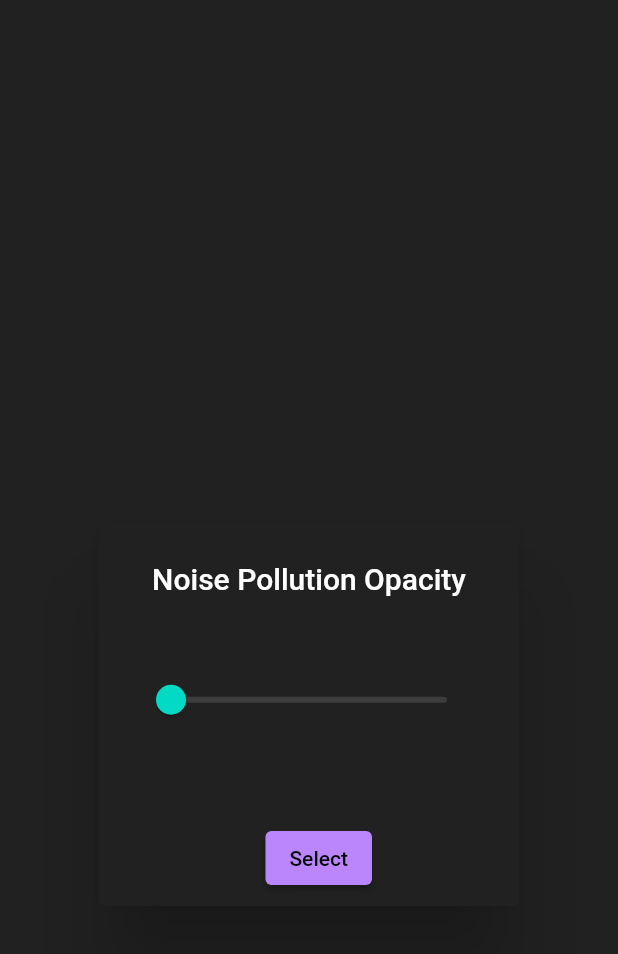
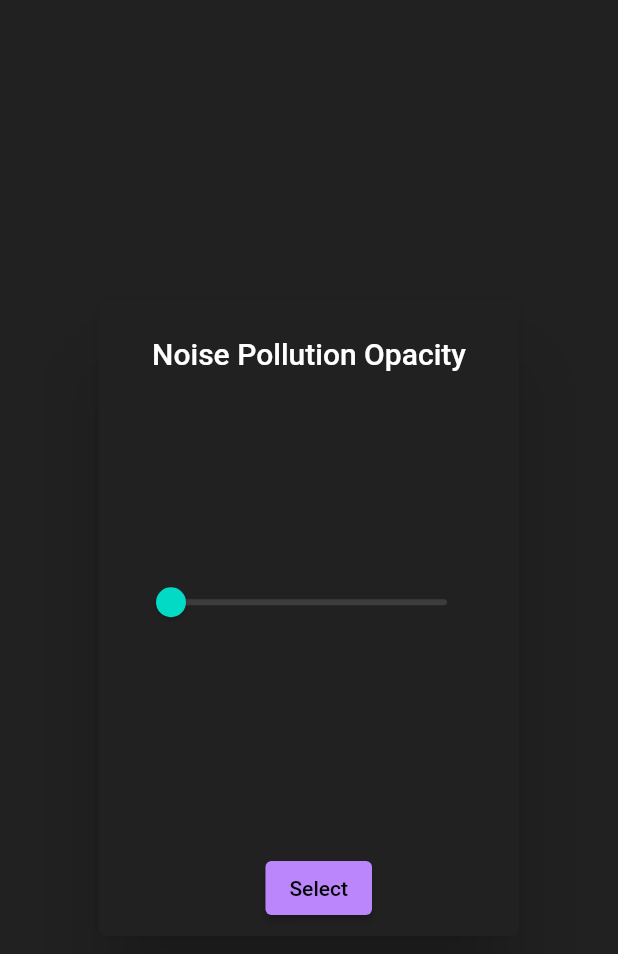
Before and after one commit to allj9618/noisepollutionlocator_71, a Flutter app: the OpacityValueSlider widget shown alone on an empty page, opened directly with empty values, on a phone screen of 412 x 824 dp. Shown: the top 954 px of the screen. Run offline on Flutter 3.47's test engine with Material 2 defaults, Android fonts, the phone set to English and light mode, and no system bars; our stand-ins replace animated_splash_screen, flutter_map, flutter_slidable, geolocator, google_sign_in, latlong and 2 more; missing offline and left inert: ff_navigation_bar, flutter_map_location, noise_meter; accounts and stored records are empty.

Commit message:
Changed size of AlertDialog for Opacity Slider.

```diff
--- a/lib/map.dart
+++ b/lib/map.dart
@@ -189,7 +189,7 @@ class _OpacityValueSliderState extends State<OpacityValueSlider> {
     return AlertDialog(
       title: Center(child: Text('Noise Pollution Opacity')),
       backgroundColor: Theme.of(context).scaffoldBackgroundColor,
-      insetPadding: EdgeInsets.only(left: 20, top: 350, right: 20, bottom: 220),
+      insetPadding: EdgeInsets.symmetric(horizontal: 40, vertical: 200),
       content: Container(
         child: Slider.adaptive(
             activeColor: Theme.of(context).accentColor,
```
